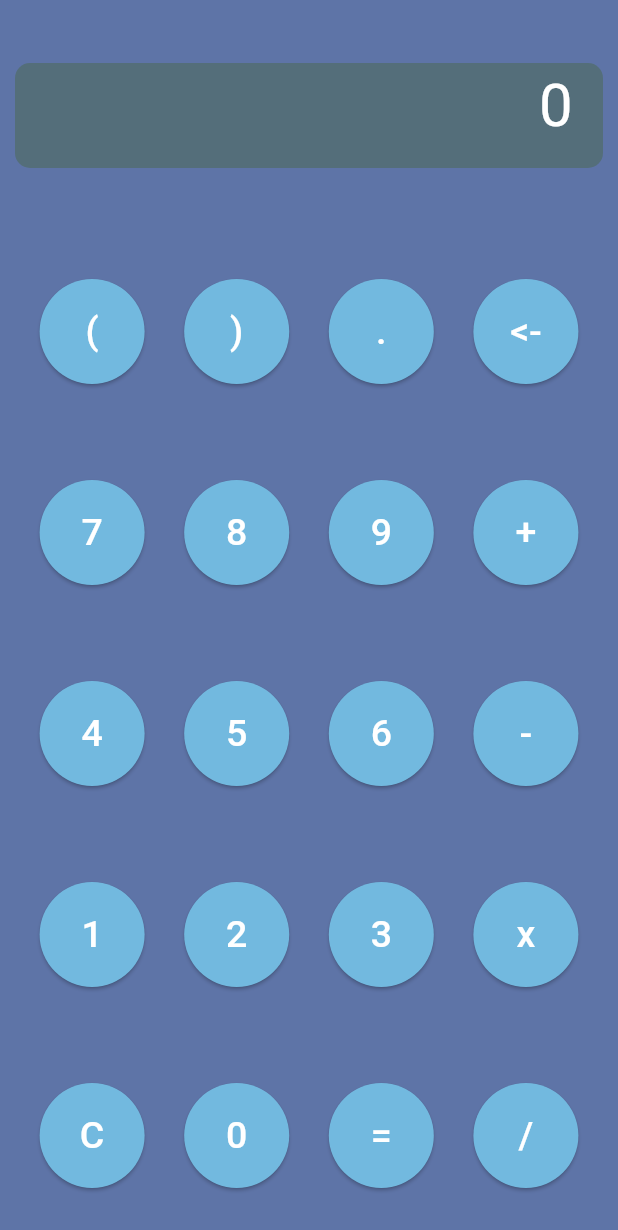
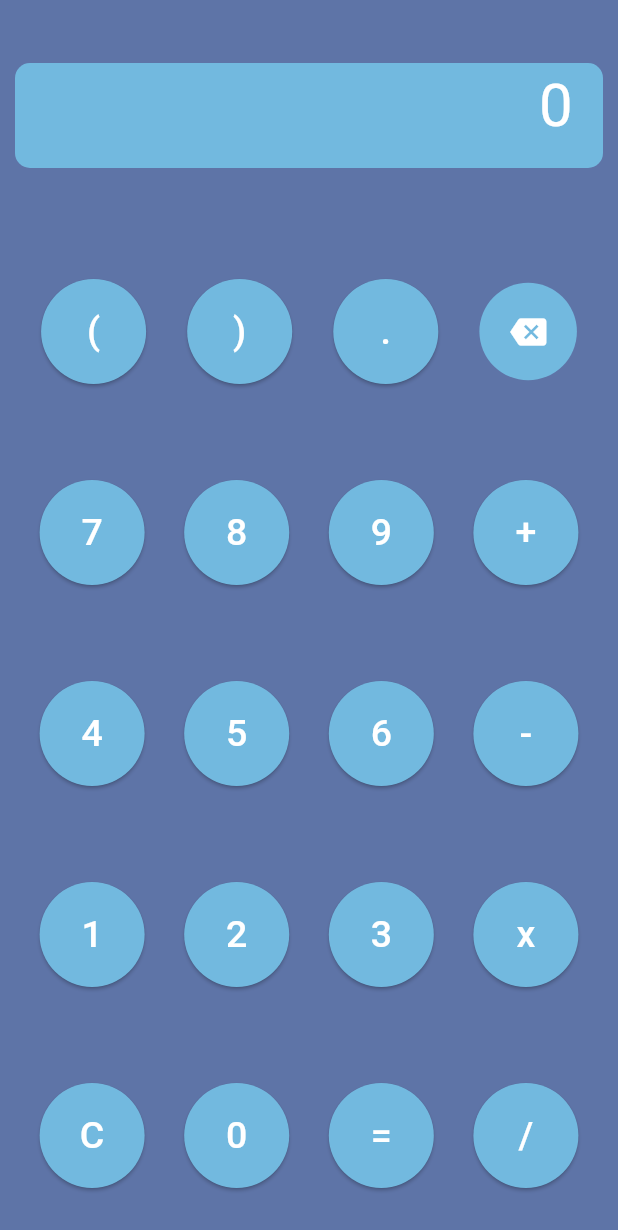
Before and after one commit to javert-galicia/sample_calculator_flutter, a Flutter app: the screen it shows after launch, on a phone screen of 412 x 824 dp. Shown: the top 1230 px of the screen. Run offline on Flutter 3.47's test engine with Material 3 defaults, Android fonts, the phone set to English and light mode, and no system bars; our stand-ins replace math_expressions.

Commit message:
Colores e Icono retroceso.

```diff
--- a/lib/model.dart
+++ b/lib/model.dart
@@ -21,7 +21,11 @@ class Model extends StatelessWidget {
             ViewButton(text: '(', mainFunction: calculator.parent1),
             ViewButton(text: ')', mainFunction: calculator.parent2),
             ViewButton(text: '.', mainFunction: calculator.point),
-            ViewButton(text: '<-', mainFunction: calculator.remove),
+            IconButton(onPressed: calculator.remove, icon: const Icon(Icons.backspace), style: IconButton.styleFrom(
+        backgroundColor: const Color.fromRGBO(114, 185, 223, 1),
+        foregroundColor: Colors.white,
+        minimumSize: const Size.square(65),
+      ),),
           ],
         ),
         Row(
--- a/lib/view.dart
+++ b/lib/view.dart
@@ -33,7 +33,7 @@ class ViewCount extends StatelessWidget {
           width: double.infinity,
           decoration: BoxDecoration(
             borderRadius: BorderRadius.circular(10),
-            color: Colors.blueGrey.shade600
+            color: const Color.fromRGBO(114, 185, 223, 1),
           ),
           child: Text(
             valorCurrent,
```
